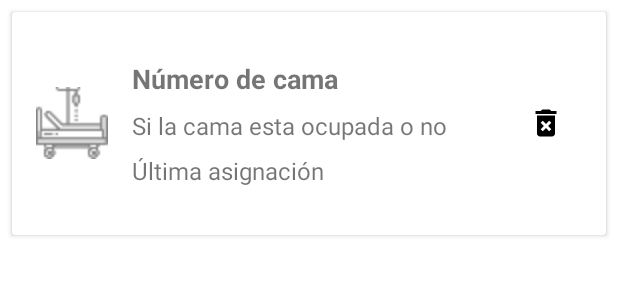
After one commit to AlbertoLG01/HospitalBedManager, an Android app built with Jetpack Compose: the layout item_bed.xml on its own in the app's theme, with its tools: preview values and no code run, on a phone screen of 412 x 824 dp. The commit adds this screen. Shown: the top 300 px of the screen. Run offline under Robolectric (Android 15) with nearby library versions, the phone set to English and light mode, and no system bars.

Commit message:
24/06 Funcionalidad acabada. Falta controlar la sincronización cuando varios usuarios realizan acciones sobre las mismas camas. También falta formulario para crear camas en el fragmento de doctor (en el float. act. button)

```diff
--- a/app/src/main/java/com/example/hospitalbedmanager/dataclasses/Bed.kt
+++ b/app/src/main/java/com/example/hospitalbedmanager/dataclasses/Bed.kt
@@ -6,6 +6,6 @@ data class Bed(
     val number: Int = -1,
     val patientAssociated: String = "",
     val consultationAssociated: Int = -1,
-    val isOccupied: Boolean = false,
+    var isOccupied: Boolean = false,
     val assignmentDate: Timestamp = Timestamp.now()
 )
--- a/app/src/main/java/com/example/hospitalbedmanager/ui/nurse/NurseFragment.kt
+++ b/app/src/main/java/com/example/hospitalbedmanager/ui/nurse/NurseFragment.kt
@@ -55,6 +55,7 @@ class NurseFragment : Fragment() {
     }
 
     private fun fetchBeds() {
+        bedList.clear()
         db.collection("beds")
             .whereEqualTo("isOccupied", false)
             .get()
--- a/app/src/main/java/com/example/hospitalbedmanager/ui/porter/PorterFragment.kt
+++ b/app/src/main/java/com/example/hospitalbedmanager/ui/porter/PorterFragment.kt
@@ -53,6 +53,7 @@ class PorterFragment : Fragment() {
     }
 
     private fun fetchBeds() {
+        bedList.clear()
         db.collection("beds")
             .whereEqualTo("isOccupied", true)
             .get()
--- /dev/null
+++ b/app/src/main/res/drawable/ic_delete.xml
@@ -0,0 +1,5 @@
+<vector xmlns:android="http://schemas.android.com/apk/res/android" android:height="24dp" android:tint="#000000" android:viewportHeight="24" android:viewportWidth="24" android:width="24dp">
+
+    <path android:fillColor="@android:color/white" android:pathData="M6,19c0,1.1 0.9,2 2,2h8c1.1,0 2,-0.9 2,-2L18,7L6,7v12zM8.46,11.88l1.41,-1.41L12,12.59l2.12,-2.12 1.41,1.41L13.41,14l2.12,2.12 -1.41,1.41L12,15.41l-2.12,2.12 -1.41,-1.41L10.59,14l-2.13,-2.12zM15.5,4l-1,-1h-5l-1,1L5,4v2h14L19,4z"/>
+
+</vector>
--- /dev/null
+++ b/app/src/main/res/layout/item_bed.xml
@@ -0,0 +1,62 @@
+<?xml version="1.0" encoding="utf-8"?>
+<androidx.cardview.widget.CardView xmlns:android="http://schemas.android.com/apk/res/android"
+    android:layout_width="match_parent"
+    android:layout_height="wrap_content"
+    android:layout_margin="8dp">
+
+    <LinearLayout
+        android:orientation="horizontal"
+        android:padding="16dp"
+        android:layout_width="match_parent"
+        android:layout_height="wrap_content">
+
+        <ImageView
+            android:id="@+id/icon_bed"
+            android:layout_width="48dp"
+            android:layout_height="48dp"
+            android:layout_gravity="center_vertical"
+            android:src="@drawable/ic_cama" />
+
+        <LinearLayout
+            android:orientation="vertical"
+            android:padding="16dp"
+            android:layout_width="wrap_content"
+            android:layout_height="wrap_content"
+            android:layout_weight="1">
+
+            <TextView
+                android:id="@+id/text_bed_number"
+                android:layout_width="wrap_content"
+                android:layout_height="wrap_content"
+                android:text="Número de cama"
+                android:textSize="18sp"
+                android:textStyle="bold" />
+
+            <TextView
+                android:id="@+id/text_bed_occupied"
+                android:layout_width="wrap_content"
+                android:layout_height="wrap_content"
+                android:text="Si la cama esta ocupada o no"
+                android:textSize="16sp"
+                android:layout_marginTop="8dp" />
+
+            <TextView
+                android:id="@+id/text_last_assignment"
+                android:layout_width="wrap_content"
+                android:layout_height="wrap_content"
+                android:text="Última asignación"
+                android:textSize="16sp"
+                android:layout_marginTop="8dp" />
+
+        </LinearLayout>
+
+        <ImageButton
+            android:id="@+id/button_delete"
+            android:layout_gravity="center_vertical"
+            android:layout_width="48dp"
+            android:layout_height="48dp"
+            android:background="?attr/selectableItemBackgroundBorderless"
+            android:src="@drawable/ic_delete" />
+
+    </LinearLayout>
+</androidx.cardview.widget.CardView>
--- a/app/src/main/res/values/strings.xml
+++ b/app/src/main/res/values/strings.xml
@@ -23,4 +23,6 @@
     <string name="camas_libres">Camas Libres</string>
     <string name="camas_ocupadas">Camas Ocupadas</string>
     <string name="desasignar_cama">¿Está seguro de que desea desasignar esta cama?</string>
+    <string name="camas_totales">Camas Totales</string>
+    <string name="delete_cama">¿Estás seguro de que deseas eliminar esta cama?</string>
 </resources>
```
Also changed, not shown: app/src/main/java/com/example/hospitalbedmanager/ui/doctor/DoctorFragment.kt (+141 -11 lines), app/src/main/res/layout/dialog_delete_bed.xml (added, +14 -0 lines), app/src/main/res/layout/fragment_doctor.xml (+15 -16 lines).
